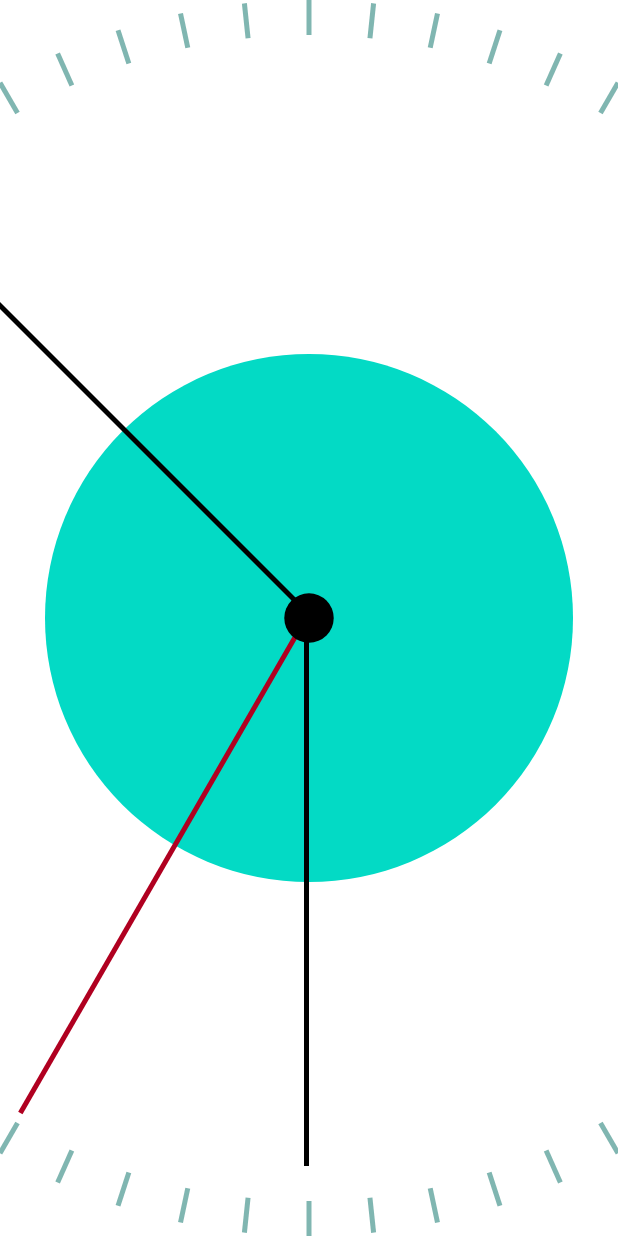
After one commit to m-derakhshan/DoneV2, an Android app built with Jetpack Compose: the composable AnalogClock shown on its own in the app's theme, on a phone screen of 412 x 824 dp. The commit adds this screen. Run offline under Robolectric (Android 15) with nearby library versions, the phone set to English and light mode, and no system bars.

Commit message:
adding analog clock

```diff
--- /dev/null
+++ b/app/src/main/java/m/derakhshan/done/feature_home/presentation/composable/AnalogClock.kt
@@ -0,0 +1,98 @@
+package m.derakhshan.done.feature_home.presentation.composable
+
+
+import androidx.compose.foundation.Canvas
+import androidx.compose.foundation.layout.Box
+import androidx.compose.foundation.layout.fillMaxSize
+import androidx.compose.material.MaterialTheme
+import androidx.compose.runtime.*
+import androidx.compose.ui.Modifier
+import androidx.compose.ui.geometry.Offset
+import androidx.compose.ui.geometry.Size
+import androidx.compose.ui.graphics.Color
+import androidx.compose.ui.graphics.drawscope.rotate
+import androidx.compose.ui.graphics.toArgb
+import androidx.core.graphics.ColorUtils
+import kotlinx.coroutines.delay
+import java.util.*
+
+
+@Composable
+fun AnalogClock(
+    modifier: Modifier = Modifier,
+    clockBackgroundColor: Color = MaterialTheme.colors.secondary,
+    clockSmallDotBackgroundColor: Color = MaterialTheme.colors.onSecondary,
+    secondHandColor: Color = MaterialTheme.colors.error,
+    minuteHandColor: Color = MaterialTheme.colors.onSecondary
+) {
+    var second by remember { mutableStateOf(0) }
+    var minute by remember { mutableStateOf(0) }
+    var hour by remember { mutableStateOf(0) }
+
+    LaunchedEffect(true) {
+        while (true) {
+            delay(1000)
+            Calendar.getInstance().let {
+                second = it.get(Calendar.SECOND)
+                minute = it.get(Calendar.MINUTE)
+                hour = it.get(Calendar.HOUR_OF_DAY)
+            }
+        }
+    }
+
+
+
+
+    Box(modifier = modifier) {
+        Canvas(modifier = Modifier.fillMaxSize(), onDraw = {
+            val width = size.width
+            val height = size.height
+
+            //--------------------(big circle)--------------------//
+            drawCircle(color = clockBackgroundColor, radius = (size.minDimension / 2) - 45)
+
+            //--------------------(around small lines)--------------------//
+            for (i in 0..59)
+                rotate(degrees = i * 6f, pivot = Offset(x = width / 2, y = height / 2)) {
+                    drawRect(
+                        color = Color(ColorUtils.blendARGB(clockBackgroundColor.toArgb(), 0, 0.5f)),
+                        topLeft = Offset(x = width / 2 - 2.5f, y = 0f),
+                        size = Size(width = 5f, height = 35f),
+                    )
+                }
+
+            //--------------------(second hand)--------------------//
+            rotate(second * 6f, Offset(width / 2, height / 2)) {
+                drawRoundRect(
+                    color = secondHandColor,
+                    topLeft = Offset(x = width / 2, y = 45f),
+                    size = Size(width = 5f, height = (height / 2f) - 45)
+                )
+            }
+            //--------------------(minute hand)--------------------//
+            rotate(minute * 6f, Offset(width / 2, height / 2)) {
+                drawRoundRect(
+                    color = minuteHandColor,
+                    topLeft = Offset(x = width / 2, y = 70f),
+                    size = Size(width = 5f, height = (height / 2f) - 70)
+                )
+            }
+            //--------------------(hour hand)--------------------//
+            rotate(
+                degrees = hour % 12 * 30f + minute * 0.5f,
+                pivot = Offset(width / 2, height / 2)
+            ) {
+                drawRoundRect(
+                    color = minuteHandColor,
+                    topLeft = Offset(x = width / 2, y = 120f),
+                    size = Size(width = 5f, height = (height / 2f) - 120)
+                )
+            }
+
+            //--------------------(middle small circle)--------------------//
+            drawCircle(color = clockSmallDotBackgroundColor, radius = size.minDimension / 25)
+
+        })
+    }
+
+}
```
Also changed, not shown: app/src/main/java/m/derakhshan/done/feature_authentication/utils/CredentialValidity.kt (+17 -6 lines), app/src/main/java/m/derakhshan/done/feature_home/presentation/composable/HomeScreen.kt (+16 -0 lines), 2 other files.
